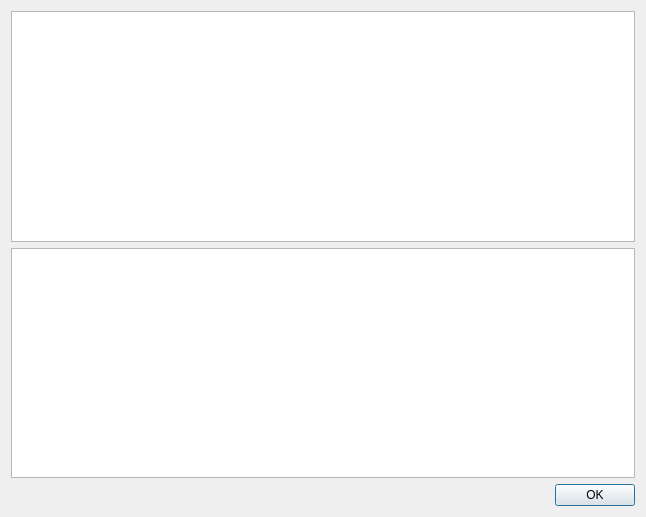
Qt form qgistester/reportdialog.ui (planetfederal/qgis-tester-plugin) before a commit.
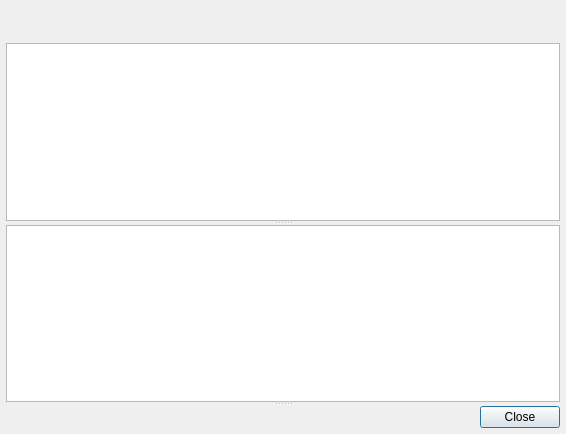
The same form after that commit.

```diff
--- a/qgistester/reportdialog.ui
+++ b/qgistester/reportdialog.ui
@@ -6,19 +6,48 @@
    <rect>
     <x>0</x>
     <y>0</y>
-    <width>646</width>
-    <height>517</height>
+    <width>566</width>
+    <height>434</height>
    </rect>
   </property>
   <property name="windowTitle">
    <string>Test results</string>
   </property>
   <layout class="QVBoxLayout" name="verticalLayout">
+   <property name="margin">
+    <number>6</number>
+   </property>
    <item>
+    <widget class="QToolBar" name="toolBar">
+     <property name="iconSize">
+      <size>
+       <width>16</width>
+       <height>16</height>
+      </size>
+     </property>
+     <property name="floatable">
+      <bool>false</bool>
+     </property>
+     <addaction name="actionSaveAll"/>
+     <addaction name="actionSaveSelected"/>
+     <addaction name="actionOpenTracker"/>
+    </widget>
+   </item>
+   <item>
+    <widget class="QSplitter" name="splitter">
+     <property name="orientation">
+      <enum>Qt::Vertical</enum>
+     </property>
     <widget class="QTreeWidget" name="resultsTree">
      <property name="contextMenuPolicy">
       <enum>Qt::CustomContextMenu</enum>
      </property>
+      <property name="editTriggers">
+       <set>QAbstractItemView::NoEditTriggers</set>
+      </property>
+      <property name="alternatingRowColors">
+       <bool>true</bool>
+      </property>
      <attribute name="headerVisible">
       <bool>false</bool>
      </attribute>
@@ -28,25 +57,46 @@
       </property>
      </column>
     </widget>
-   </item>
-   <item>
     <widget class="QTextBrowser" name="resultText">
      <property name="contextMenuPolicy">
       <enum>Qt::CustomContextMenu</enum>
      </property>
     </widget>
-   </item>
-   <item>
     <widget class="QDialogButtonBox" name="buttonBox">
      <property name="orientation">
       <enum>Qt::Horizontal</enum>
      </property>
      <property name="standardButtons">
-      <set>QDialogButtonBox::Ok</set>
-     </property>
+       <set>QDialogButtonBox::Close</set>
+      </property>
+     </widget>
     </widget>
    </item>
   </layout>
+  <action name="actionSaveAll">
+   <property name="text">
+    <string/>
+   </property>
+   <property name="toolTip">
+    <string>Save all results</string>
+   </property>
+  </action>
+  <action name="actionSaveSelected">
+   <property name="text">
+    <string/>
+   </property>
+   <property name="toolTip">
+    <string>Save selected test results</string>
+   </property>
+  </action>
+  <action name="actionOpenTracker">
+   <property name="text">
+    <string/>
+   </property>
+   <property name="toolTip">
+    <string>Open issue page</string>
+   </property>
+  </action>
  </widget>
  <resources/>
  <connections/>
```
Left out of the diff: 35 changed lines with no effect on the pictures. Lines whose indentation alone changed are shown as unchanged.
